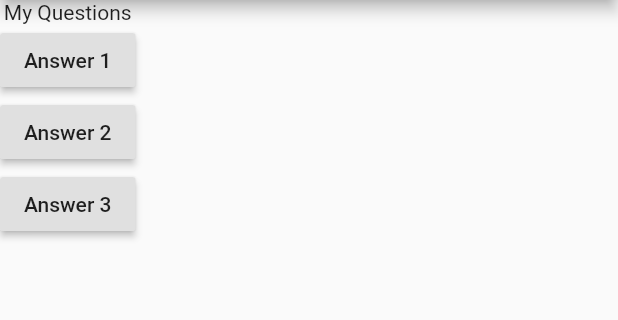
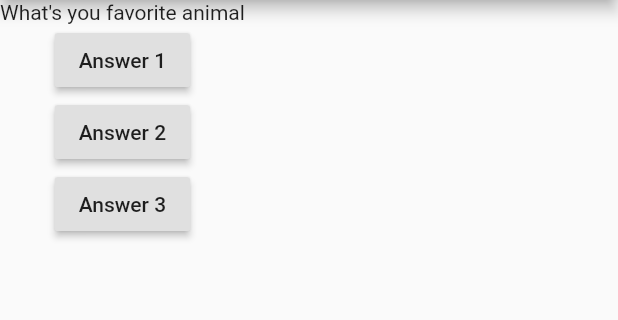
Before and after one commit to fintico/flutter_tutorial, a Flutter app: the screen it shows after launch, after a tap on "Answer 1", on a phone screen of 412 x 824 dp, the part 84-404 px from its top. Run offline on Flutter 3.47's test engine with Material 2 defaults, Android fonts, the phone set to English and light mode, and no system bars.

```diff
--- a/lib/main.dart
+++ b/lib/main.dart
@@ -2,10 +2,24 @@ import 'package:flutter/material.dart';
 
 void main() => runApp(MyApp());
 
-class MyApp extends StatelessWidget {
-  void myAnswerQuestion(){
-    print('Answer 1 chosen!');
+class MyApp extends StatefulWidget {
+  @override
+  State<StatefulWidget> createState() {
+    return MyAppState();
   }
+
+}
+
+class MyAppState extends State<MyApp> {
+  int questionIndex = 0;
+
+  void myAnswerQuestion() {
+    setState(() {
+      questionIndex = questionIndex + 1;
+    });
+    print(questionIndex);
+  }
+
   // This widget is the root of your application.
   @override
   Widget build(BuildContext context) {
@@ -18,13 +32,22 @@ class MyApp extends StatelessWidget {
           appBar: AppBar(title: Text('Flutter Tutorial')),
           body: Column(
             children: <Widget>[
-              Text('My Questions'),
-              RaisedButton(child: Text('Answer 1'), onPressed: myAnswerQuestion,),
-              RaisedButton(child: Text('Answer 2'), onPressed: () => print('Answer 2 chosen!'),),
-              RaisedButton(child: Text('Answer 3'), onPressed: (){
-                //codigo necesario
-                print('Answer 3 chosen!');
-              },),
+              Text(questions[questionIndex]),
+              RaisedButton(
+                child: Text('Answer 1'),
+                onPressed: myAnswerQuestion,
+              ),
+              RaisedButton(
+                child: Text('Answer 2'),
+                onPressed: () => print('Answer 2 chosen!'),
+              ),
+              RaisedButton(
+                child: Text('Answer 3'),
+                onPressed: () {
+                  //codigo necesario
+                  print('Answer 3 chosen! ');
+                },
+              ),
             ],
           )),
     );
```
